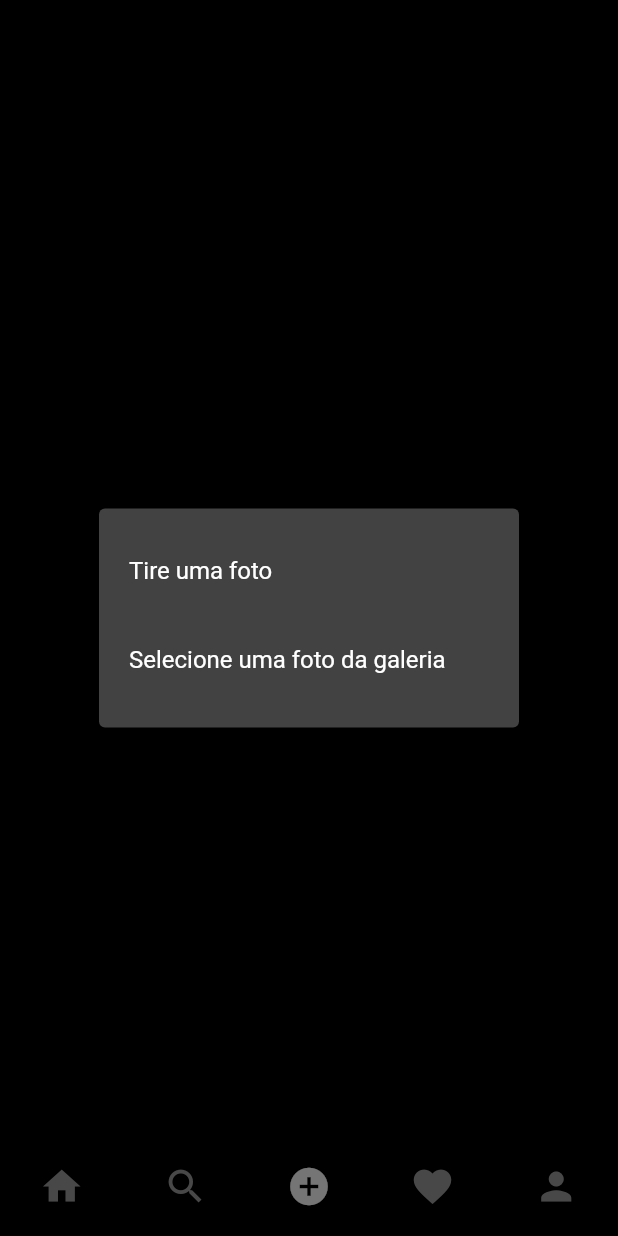
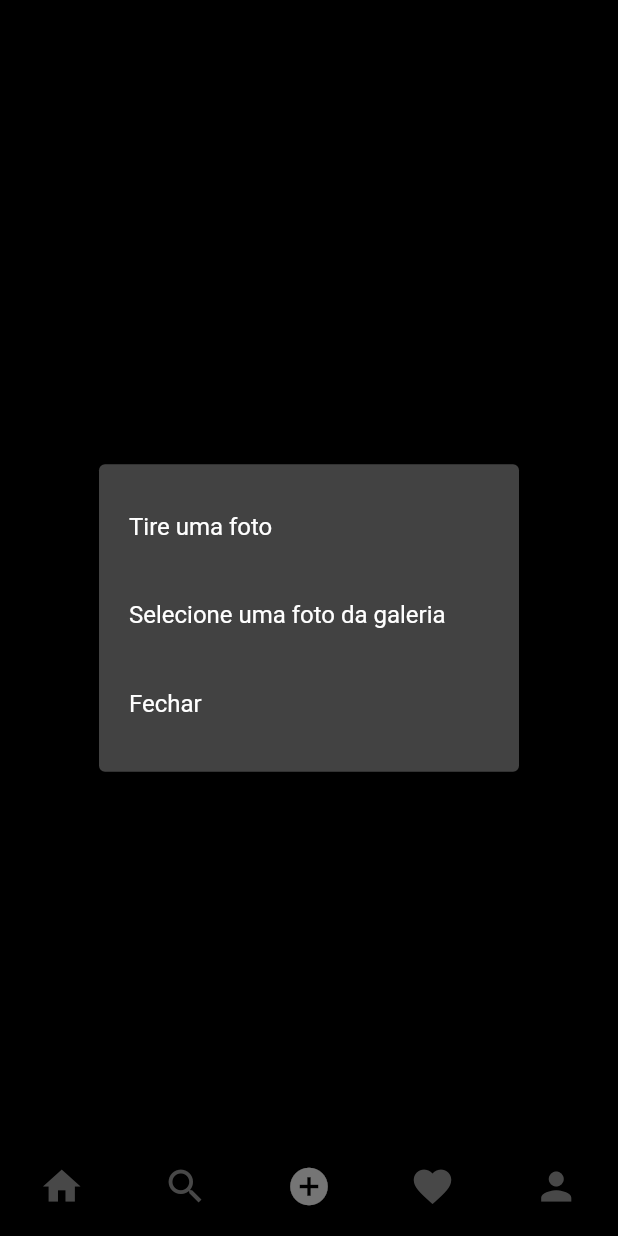
Before and after one commit to kevinraafael/Instagram_Flutter, a Flutter app: the screen it shows once a user with an empty profile is signed in, item 3 of the bottom bar chosen, after a tap on the "upload" icon, on a phone screen of 412 x 824 dp. Run offline on Flutter 3.47's test engine with Material 2 defaults, Android fonts, the phone set to English and light mode, and no system bars; our stand-ins replace cloud_firestore, firebase_auth, firebase_core, firebase_storage, flutter_svg, image_picker and 1 more; missing offline and left inert: dart:ffi; accounts and stored records are empty.

```diff
--- a/lib/screens/add_post.dart
+++ b/lib/screens/add_post.dart
@@ -6,7 +6,8 @@ import 'package:image_picker/image_picker.dart';
 import 'package:instagram_clone/utils/color.dart';
 import 'package:instagram_clone/utils/utils.dart';
 import 'package:provider/provider.dart';
-import 'package:instagram_clone/models/user.dart' as model;
+import 'package:instagram_clone/models/user.dart';
+import '../models/user.dart';
 import '../providers/user_provider.dart';
 
 class AddPostScreen extends StatefulWidget {
@@ -18,6 +19,15 @@ class AddPostScreen extends StatefulWidget {
 
 class _AddPostScreenState extends State<AddPostScreen> {
   Uint8List? _file;
+  final TextEditingController _descriptionController = TextEditingController();
+
+  void postImage(
+    String uuid,
+    String username,
+    String profImage,
+  ) async {
+    try {} catch (e) {}
+  }
 
   _selectImage(BuildContext context) async {
     return showDialog(
@@ -51,6 +61,13 @@ class _AddPostScreenState extends State<AddPostScreen> {
                 });
               },
             ),
+            SimpleDialogOption(
+              padding: const EdgeInsets.all(20),
+              child: Text('Fechar'),
+              onPressed: () async {
+                Navigator.of(context).pop();
+              },
+            ),
           ],
         );
       },
@@ -58,8 +75,16 @@ class _AddPostScreenState extends State<AddPostScreen> {
   }
 
   @override
+  void dispose() {
+    // TODO: implement dispose
+    _descriptionController.dispose();
+    super.dispose();
+  }
+
+  @override
   Widget build(BuildContext context) {
     // model.User user = Provider.of<UserProvider>(context).getUser;
+    final User user = Provider.of<UserProvider>(context).getUser;
     return _file == null
         ? Center(
             child: IconButton(
@@ -94,12 +119,12 @@ class _AddPostScreenState extends State<AddPostScreen> {
                 crossAxisAlignment: CrossAxisAlignment.center,
                 children: [
                   CircleAvatar(
-                    backgroundImage: const NetworkImage(
-                        'https://pbs.twimg.com/media/FVf3ITQVEAU-kxH.png'),
+                    backgroundImage: NetworkImage(user.photoUrl),
                   ),
                   SizedBox(
                     width: MediaQuery.of(context).size.width * 0.4,
                     child: TextField(
+                      controller: _descriptionController,
                       decoration: InputDecoration(
                         hintText: 'Escreva uma legenda',
                         border: InputBorder.none,
@@ -115,8 +140,7 @@ class _AddPostScreenState extends State<AddPostScreen> {
                       child: Container(
                         decoration: BoxDecoration(
                           image: DecorationImage(
-                            image: NetworkImage(
-                                'https://pbs.twimg.com/media/FVf3ITQVEAU-kxH.png'),
+                            image: MemoryImage(_file!),
                             fit: BoxFit.fill,
                             alignment: FractionalOffset.topCenter,
                           ),
```
